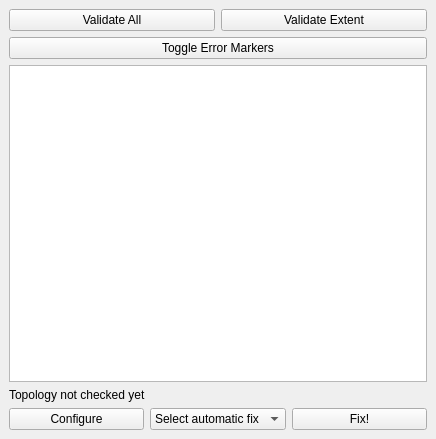
qgis/QGIS, file src/plugins/topology/checkDock.ui: the form before one commit.
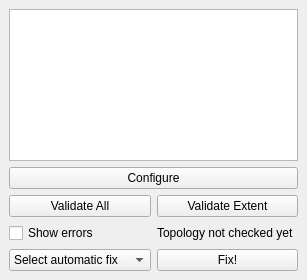
The form after the commit.

Commit message: modified topology checker mostly GUI overhaul

Patch:
```diff
--- a/src/plugins/topology/checkDock.ui
+++ b/src/plugins/topology/checkDock.ui
@@ -6,20 +6,36 @@
    <rect>
     <x>0</x>
     <y>0</y>
-    <width>436</width>
-    <height>439</height>
+    <width>307</width>
+    <height>280</height>
    </rect>
   </property>
   <property name="windowTitle">
    <string>Topology Checker</string>
   </property>
   <widget class="QWidget" name="dockWidgetContents">
-   <layout class="QGridLayout" name="gridLayout">
+   <layout class="QGridLayout" name="gridLayout_2">
     <item row="0" column="0">
-     <layout class="QVBoxLayout" name="verticalLayout">
-      <item>
        <layout class="QHBoxLayout" name="horizontalLayout">
         <item>
+       <widget class="QTableView" name="mErrorTableView"/>
+      </item>
+     </layout>
+    </item>
+    <item row="1" column="0">
+     <layout class="QHBoxLayout" name="horizontalLayout_4">
+      <item>
+       <widget class="QPushButton" name="mConfigureButton">
+        <property name="text">
+         <string>Configure</string>
+        </property>
+       </widget>
+      </item>
+     </layout>
+    </item>
+    <item row="2" column="0">
+     <layout class="QHBoxLayout" name="horizontalLayout_3">
+      <item>
          <widget class="QPushButton" name="mValidateAllButton">
           <property name="text">
            <string>Validate All</string>
@@ -35,16 +51,21 @@
         </item>
        </layout>
       </item>
+    <item row="3" column="0">
+     <layout class="QHBoxLayout" name="horizontalLayout_5">
       <item>
-       <widget class="QPushButton" name="mToggleRubberbands">
+       <widget class="QCheckBox" name="mToggleRubberband">
+        <property name="toolTip">
+         <string>Show topology errors</string>
+        </property>
         <property name="text">
-         <string>Toggle Error Markers</string>
+         <string>Show errors</string>
+        </property>
+        <property name="checked">
+         <bool>false</bool>
         </property>
        </widget>
       </item>
-      <item>
-       <widget class="QTableView" name="mErrorTableView"/>
-      </item>
       <item>
        <widget class="QLabel" name="mComment">
         <property name="text">
@@ -52,16 +73,11 @@
         </property>
        </widget>
       </item>
-      <item>
-       <layout class="QHBoxLayout" name="horizontalLayout_2">
-        <item>
-         <widget class="QPushButton" name="mConfigureButton">
-          <property name="text">
-           <string>Configure</string>
-          </property>
-         </widget>
-        </item>
-        <item>
+     </layout>
+    </item>
+    <item row="4" column="0">
+     <layout class="QGridLayout" name="gridLayout">
+      <item row="0" column="0">
          <widget class="QComboBox" name="mFixBox">
           <item>
            <property name="text">
@@ -70,14 +86,12 @@
           </item>
          </widget>
         </item>
-        <item>
+      <item row="0" column="1">
          <widget class="QPushButton" name="mFixButton">
           <property name="text">
            <string>Fix!</string>
           </property>
          </widget>
-        </item>
-       </layout>
       </item>
      </layout>
     </item>
```
Lines whose indentation alone changed are shown as unchanged. The commit also changes 4 other files.
